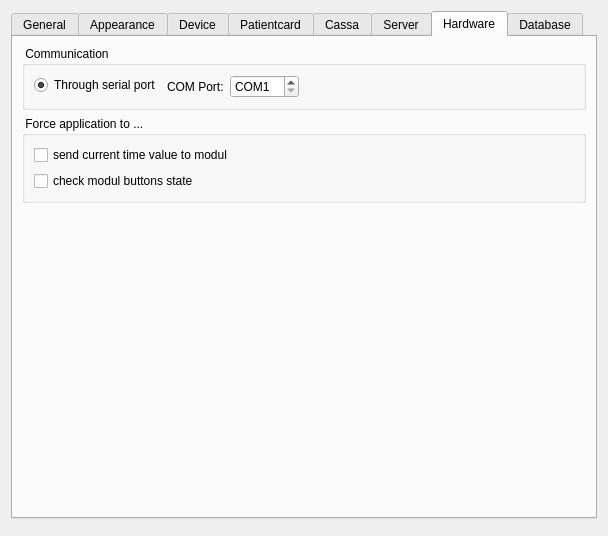
Before: the Qt Designer form client/dlgpreferences.ui in tbikfalvi/Belenus, drawn with Qt 5.
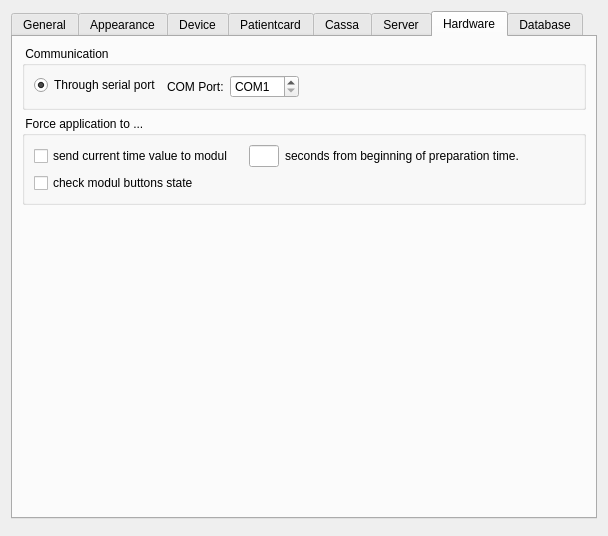
After: the same form once the commit is applied. The open tabs and pages were chosen to show the change.

```diff
--- a/client/dlgpreferences.ui
+++ b/client/dlgpreferences.ui
@@ -1888,11 +1888,67 @@
          </property>
          <layout class="QVBoxLayout" name="verticalLayout_6">
           <item>
-           <widget class="QCheckBox" name="chkForceSendTime">
-            <property name="text">
-             <string>send current time value to modul</string>
-            </property>
-           </widget>
+           <layout class="QHBoxLayout" name="horizontalLayout_33">
+            <item>
+             <widget class="QCheckBox" name="chkForceSendTime">
+              <property name="text">
+               <string>send current time value to modul</string>
+              </property>
+             </widget>
+            </item>
+            <item>
+             <spacer name="horizontalSpacer_25">
+              <property name="orientation">
+               <enum>Qt::Horizontal</enum>
+              </property>
+              <property name="sizeType">
+               <enum>QSizePolicy::Fixed</enum>
+              </property>
+              <property name="sizeHint" stdset="0">
+               <size>
+                <width>10</width>
+                <height>20</height>
+               </size>
+              </property>
+             </spacer>
+            </item>
+            <item>
+             <widget class="QLineEdit" name="ledForceTimeSendTime">
+              <property name="minimumSize">
+               <size>
+                <width>30</width>
+                <height>0</height>
+               </size>
+              </property>
+              <property name="maximumSize">
+               <size>
+                <width>30</width>
+                <height>16777215</height>
+               </size>
+              </property>
+             </widget>
+            </item>
+            <item>
+             <widget class="QLabel" name="lblForceSendTime">
+              <property name="text">
+               <string>seconds from beginning of preparation time.</string>
+              </property>
+             </widget>
+            </item>
+            <item>
+             <spacer name="horizontalSpacer_26">
+              <property name="orientation">
+               <enum>Qt::Horizontal</enum>
+              </property>
+              <property name="sizeHint" stdset="0">
+               <size>
+                <width>40</width>
+                <height>20</height>
+               </size>
+              </property>
+             </spacer>
+            </item>
+           </layout>
           </item>
           <item>
            <widget class="QCheckBox" name="chkForceButtonRead">
```
Left out of the diff: 4 changed lines with no effect on the pictures.
